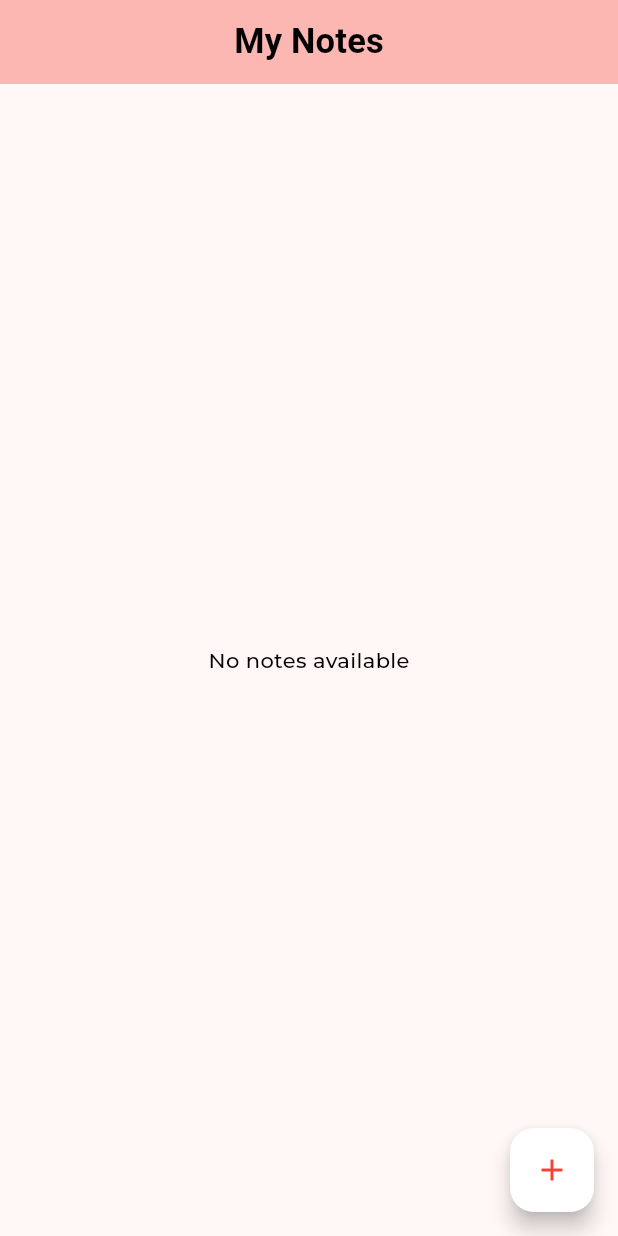
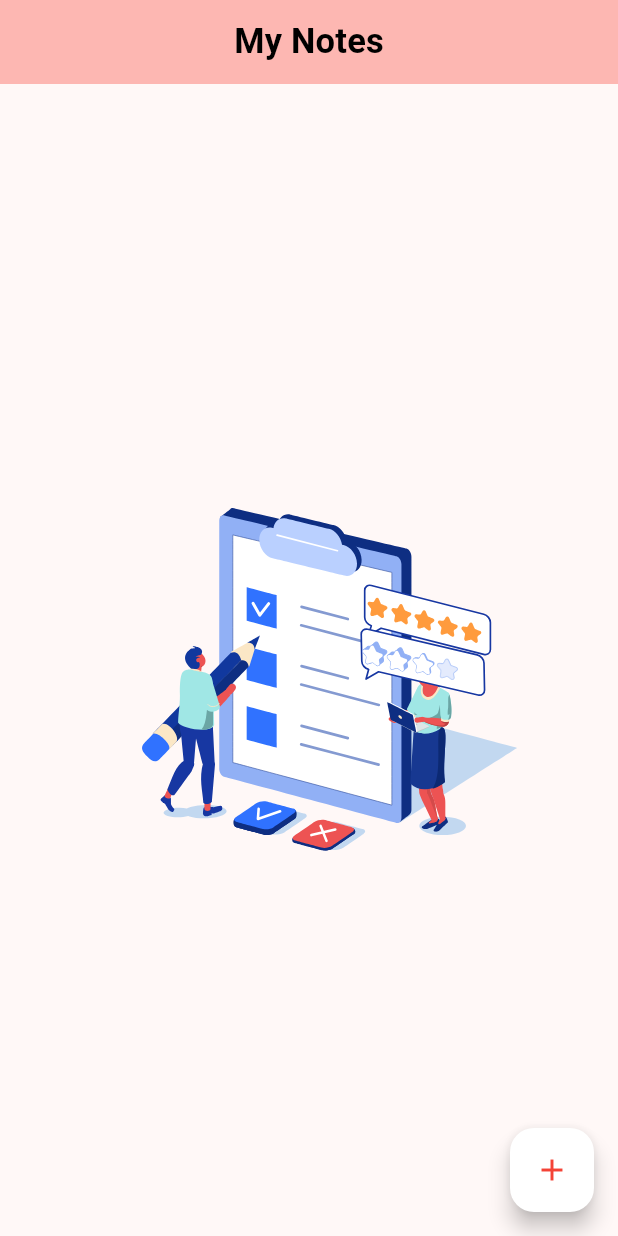
Before and after one commit to Muzammilsajid121/flutter_notepad_app_sqflite, a Flutter app: the screen it shows after launch, on a phone screen of 412 x 824 dp. Run offline on Flutter 3.47's test engine with Material 3 defaults, Android fonts, the phone set to English and light mode, and no system bars; drawn by our look-alikes of lottie; our stand-ins replace google_fonts, sqflite; accounts and stored records are empty.

```diff
--- a/lib/view/home_screen.dart
+++ b/lib/view/home_screen.dart
@@ -4,6 +4,7 @@ import 'package:flutter_notepad_app_sqflite/repository/notes_repository.dart';
 import 'package:flutter_notepad_app_sqflite/view/add_new_note.dart';
 import 'package:flutter_notepad_app_sqflite/widgets/note_item.dart';
 import 'package:flutter_notepad_app_sqflite/widgets/snackbar.dart';
+import 'package:lottie/lottie.dart';
 
 class HomeScreen extends StatefulWidget {
   const HomeScreen({super.key});
@@ -24,7 +25,6 @@ class _HomeScreenState extends State<HomeScreen> {
   Future<void> refreshNotes() async {
     setState(() {
       notesFuture = NotesRepository().getNotes();
-      // NotesRepository().getNotes();
     });
   }
 
@@ -44,10 +44,13 @@ class _HomeScreenState extends State<HomeScreen> {
         future: notesFuture,
         builder: (context, snapshot) {
           if (snapshot.connectionState == ConnectionState.waiting) {
-            return const Center(child: CircularProgressIndicator());
+            return const Center(child: CircularProgressIndicator(strokeWidth: 1,color: Colors.green,));
           }
           if (snapshot.data == null || snapshot.data!.isEmpty) {
-            return const Center(child: Text('No notes available'));
+            return   Center(
+              child: LottieBuilder.asset( "assets/notepaddy1.json", height: 300, ),
+            );
+            // const Center(child: Text('No notes available'));
           }
           return Padding(
             padding: const EdgeInsets.only(top: 16.0),
```
